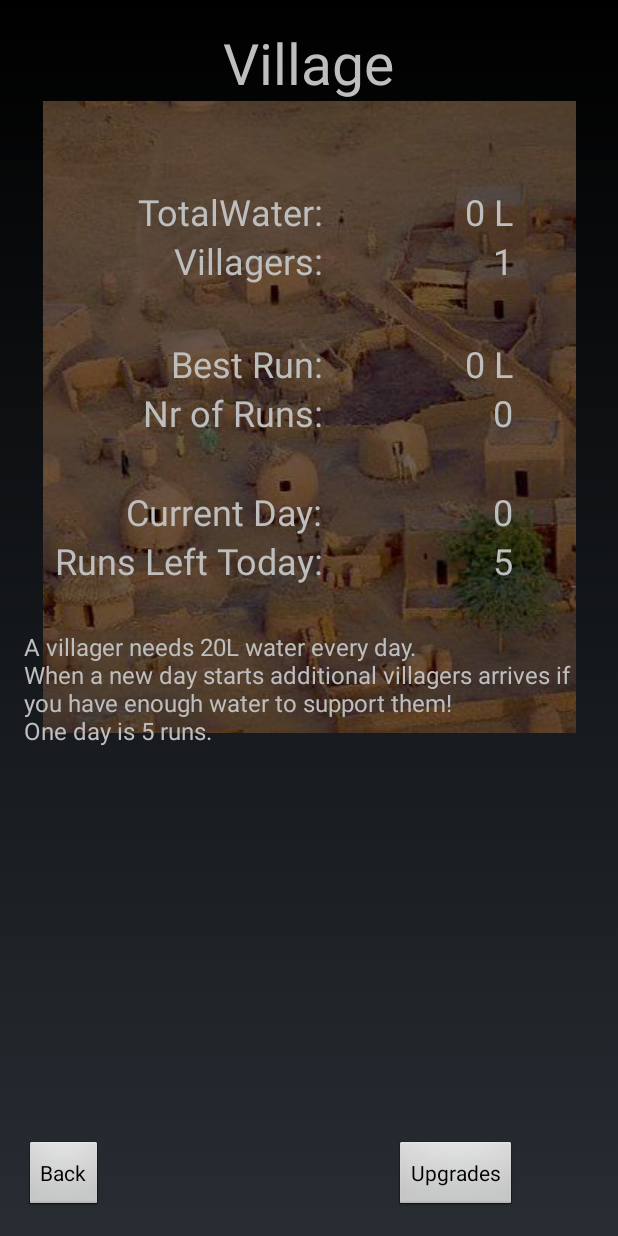
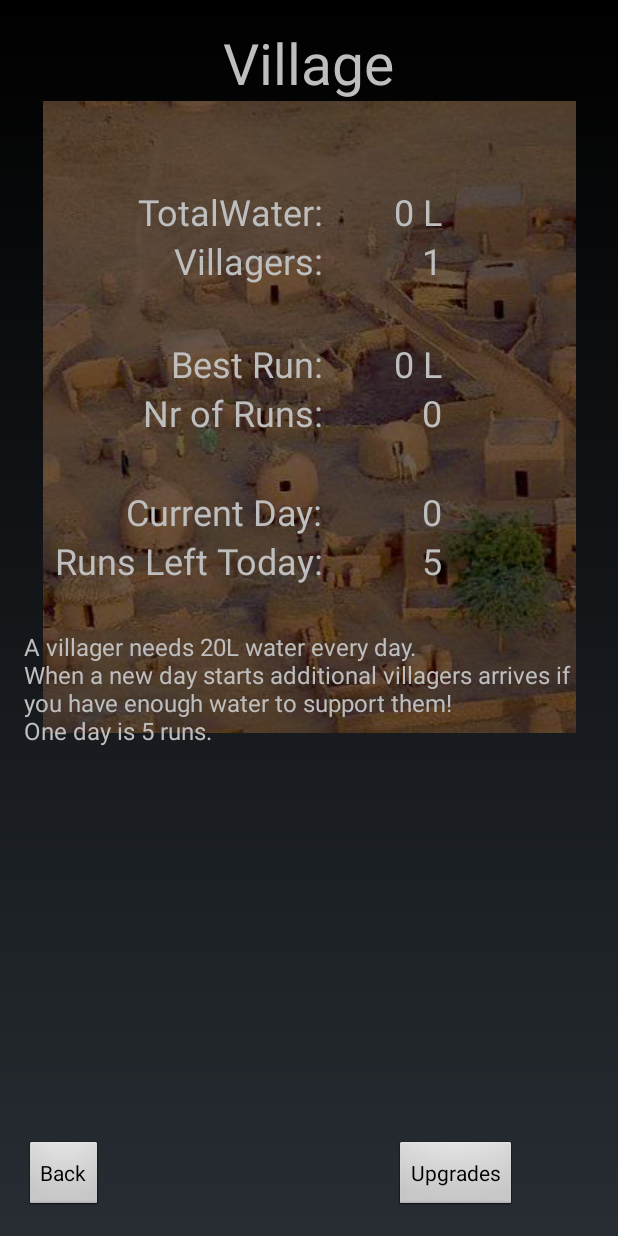
Before and after one commit to Agfct/MagicaeLudos, an Android app: the VillageActivity screen opened directly, with no data from a screen before it, on a phone screen of 412 x 824 dp. Run offline under Robolectric (Android 15) with nearby library versions, the phone set to English and light mode, and no system bars.

Commit message:
update layout

```diff
--- a/app/src/main/java/com/magicaeludos/mobile/magicaeludos/implementation/activities/GameContent.java
+++ b/app/src/main/java/com/magicaeludos/mobile/magicaeludos/implementation/activities/GameContent.java
@@ -213,6 +213,7 @@ public class GameContent implements Content{
         intent.putExtra("dirtyWater", water.getDirtyWater());
         intent.putExtra("dirtyWaterMultiplier", activity.getVillage().getDirtyWaterMultiplier());
         updateVillage();
+        activity.getVillage().setTotalWater(1000);
         activity.goTo(intent);
 
     }
--- a/app/src/main/res/layout/activity_upgrades.xml
+++ b/app/src/main/res/layout/activity_upgrades.xml
@@ -175,7 +175,7 @@
         android:id="@+id/txtCleaningStationUpgrade1"
         android:layout_width="wrap_content"
         android:layout_height="wrap_content"
-        android:text="0.5 %"
+        android:text="5 %"
         android:textSize="@dimen/activity_horizontal_margin"
         android:layout_alignTop="@+id/txtBucketUpgrade2"
         android:layout_alignRight="@+id/cleaningStationUpgrade1"
@@ -213,7 +213,7 @@
         android:id="@+id/txtCleaningStationUpgrade2"
         android:layout_width="wrap_content"
         android:layout_height="wrap_content"
-        android:text="0.75 %"
+        android:text="75 %"
         android:textSize="@dimen/activity_horizontal_margin"
         android:layout_alignTop="@+id/txtBucketUpgrade3"
         android:layout_alignRight="@+id/cleaningStationUpgrade2"
--- a/app/src/main/res/layout/activity_village.xml
+++ b/app/src/main/res/layout/activity_village.xml
@@ -45,9 +45,7 @@
         android:textSize="@dimen/medium_text"
         android:layout_alignTop="@+id/txtTotalWater"
         android:layout_toRightOf="@+id/txtVillage"
-        android:layout_toEndOf="@+id/txtVillage"
-        android:layout_marginLeft="47dp"
-        android:layout_marginStart="47dp"/>
+        android:layout_toEndOf="@+id/txtVillage" />
     <TextView
         android:id="@+id/txtVillagers"
         android:layout_width="wrap_content"
```
